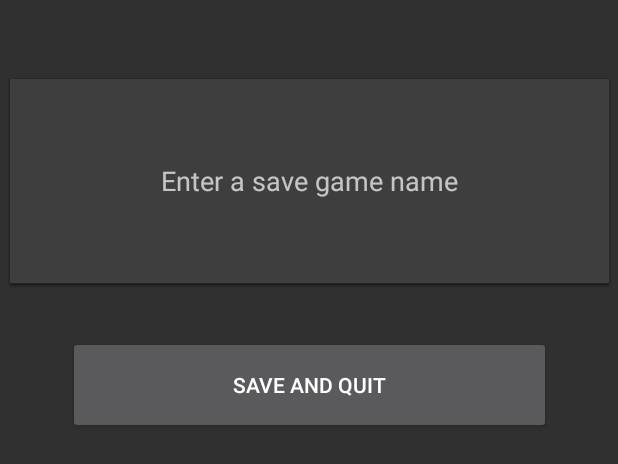
After one commit to Burhan-Khawaja/java-mexican-train, an Android app: the layout save_game.xml on its own in the app's theme, with its tools: preview values and no code run, on a phone screen of 412 x 824 dp. The commit adds this screen. Shown: the top 464 px of the screen. Run offline under Robolectric (Android 15) with nearby library versions, the phone set to English and light mode, and no system bars.

Commit message:
redid loading, save game
loading games from external storage instead of raw folder which is read only and unaccessible for save game. Also fully implemented save games.

```diff
--- a/src/main/AndroidManifest.xml
+++ b/src/main/AndroidManifest.xml
@@ -1,7 +1,8 @@
 <?xml version="1.0" encoding="utf-8"?>
 <manifest xmlns:android="http://schemas.android.com/apk/res/android"
     package="com.example.mexicantrain">
-
+    <uses-permission android:name="android.permission.WRITE_EXTERNAL_STORAGE" />
+    <uses-permission android:name="android.permission.READ_EXTERNAL_STORAGE" />
     <application
         android:allowBackup="true"
         android:icon="@mipmap/ic_launcher"
--- a/src/main/java/com/example/mexicantrain/Player.java
+++ b/src/main/java/com/example/mexicantrain/Player.java
@@ -426,4 +426,8 @@ public abstract class Player {
     public void clearMoveExplanation(){
         this.moveExplanation = "";
     }
+
+    public String getTrainAsString(){
+        return playerTrain.trainAsStringSerialization();
+    }
 }
--- a/src/main/java/com/example/mexicantrain/welcomeScreen.java
+++ b/src/main/java/com/example/mexicantrain/welcomeScreen.java
@@ -31,6 +31,7 @@ public class welcomeScreen extends Activity {
 
         loadGame.setOnClickListener(new View.OnClickListener() {
             public void onClick(View v) {
+
                 /**
                  * 1- get the text from the view the user filled out
                  * 2- convert that text to a String called fileName
--- /dev/null
+++ b/src/main/res/layout/save_game.xml
@@ -0,0 +1,31 @@
+<?xml version="1.0" encoding="utf-8"?>
+<androidx.constraintlayout.widget.ConstraintLayout xmlns:android="http://schemas.android.com/apk/res/android"
+    xmlns:app="http://schemas.android.com/apk/res-auto"
+    xmlns:tools="http://schemas.android.com/tools"
+    android:layout_width="match_parent"
+    android:layout_height="match_parent">
+
+    <EditText
+        android:id="@+id/saveGameName"
+        android:layout_width="403dp"
+        android:layout_height="140dp"
+        android:layout_marginTop="52dp"
+        android:background="@android:drawable/editbox_dropdown_dark_frame"
+        android:ems="10"
+        android:gravity="center"
+        android:hint="Enter a save game name"
+        android:inputType="textPersonName"
+        app:layout_constraintEnd_toEndOf="parent"
+        app:layout_constraintStart_toStartOf="parent"
+        app:layout_constraintTop_toTopOf="parent" />
+
+    <Button
+        android:id="@+id/Save"
+        android:layout_width="322dp"
+        android:layout_height="65dp"
+        android:layout_marginTop="32dp"
+        android:text="Save and Quit"
+        app:layout_constraintEnd_toEndOf="parent"
+        app:layout_constraintStart_toStartOf="parent"
+        app:layout_constraintTop_toBottomOf="@+id/saveGameName" />
+</androidx.constraintlayout.widget.ConstraintLayout>
```
Also changed, not shown: src/main/java/com/example/mexicantrain/Game.java (+73 -6 lines), src/main/java/com/example/mexicantrain/Hand.java (+13 -0 lines), src/main/java/com/example/mexicantrain/MainActivity.java (+107 -11 lines), src/main/java/com/example/mexicantrain/Round.java (+33 -0 lines), src/main/java/com/example/mexicantrain/Train.java (+20 -0 lines), src/main/java/com/example/mexicantrain/saveGame.java (added, +13 -0 lines), src/main/res/drawable/testd.png (added).
